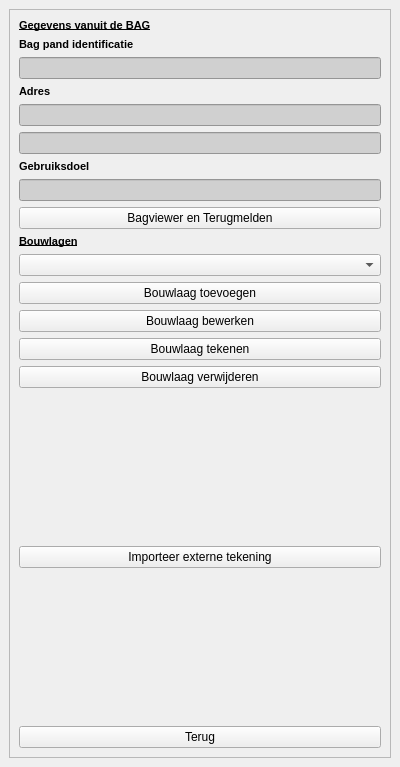
Old version of the form plugin/oiv/bag_pand/oiv_pandgegevens_widget.ui in the repository OIV-NL-QGIS/QGIS_project.
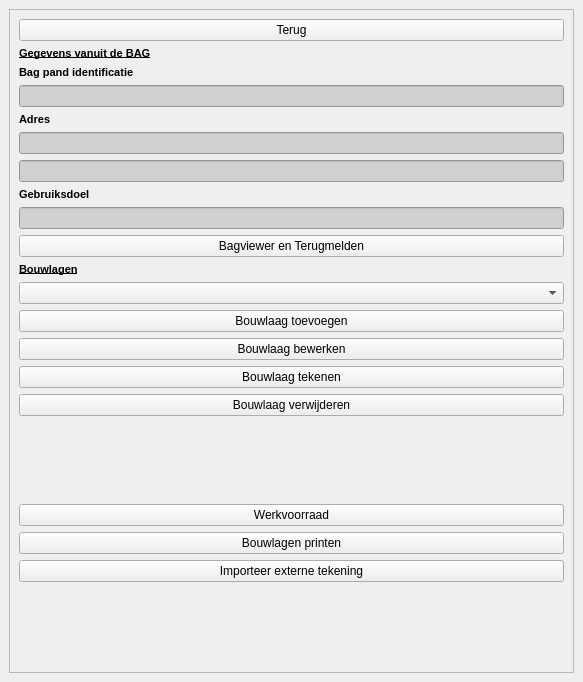
New version of the form.

What changed in the file:
```diff
--- a/plugin/oiv/bag_pand/oiv_pandgegevens_widget.ui
+++ b/plugin/oiv/bag_pand/oiv_pandgegevens_widget.ui
@@ -6,8 +6,8 @@
    <rect>
     <x>0</x>
     <y>0</y>
-    <width>400</width>
-    <height>767</height>
+    <width>583</width>
+    <height>682</height>
    </rect>
   </property>
   <property name="sizePolicy">
@@ -40,13 +40,20 @@
         <rect>
          <x>0</x>
          <y>0</y>
-         <width>376</width>
-         <height>717</height>
+         <width>563</width>
+         <height>640</height>
         </rect>
        </property>
        <layout class="QVBoxLayout" name="verticalLayout_3">
         <item>
          <layout class="QVBoxLayout" name="verticalLayout">
+          <item>
+           <widget class="QPushButton" name="terug">
+            <property name="text">
+             <string>Terug</string>
+            </property>
+           </widget>
+          </item>
           <item>
            <widget class="QLabel" name="label_12">
             <property name="sizePolicy">
@@ -291,6 +298,20 @@
             </property>
            </spacer>
           </item>
+          <item>
+           <widget class="QPushButton" name="btn_werkvoorraad">
+            <property name="text">
+             <string>Werkvoorraad</string>
+            </property>
+           </widget>
+          </item>
+          <item>
+           <widget class="QPushButton" name="printen">
+            <property name="text">
+             <string>Bouwlagen printen</string>
+            </property>
+           </widget>
+          </item>
           <item>
            <widget class="QPushButton" name="import_2">
             <property name="text">
@@ -311,13 +332,6 @@
             </property>
            </spacer>
           </item>
-          <item>
-           <widget class="QPushButton" name="terug">
-            <property name="text">
-             <string>Terug</string>
-            </property>
-           </widget>
-          </item>
          </layout>
         </item>
        </layout>
```
